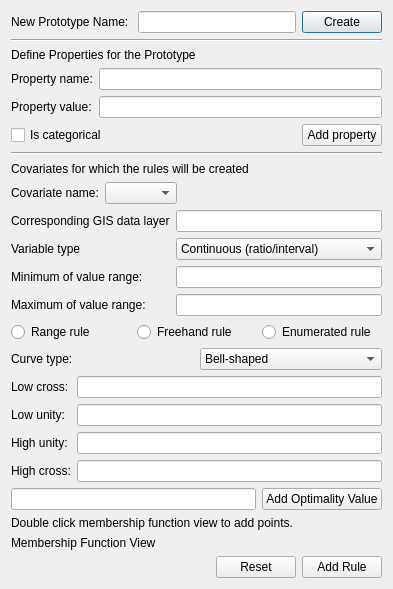
Above: addrule.ui from lreis2415/iSoLIM before the change. Below: the same form after it.
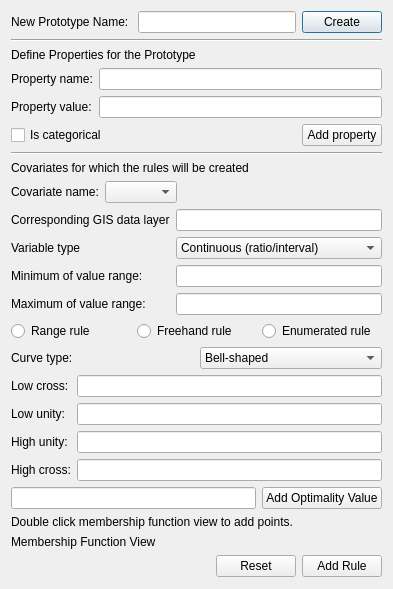
That is the form after the change.

Diff of the .ui file:
```diff
--- a/addrule.ui
+++ b/addrule.ui
@@ -369,6 +369,19 @@
      </item>
     </layout>
    </item>
+   <item>
+    <spacer name="verticalSpacer">
+     <property name="orientation">
+      <enum>Qt::Vertical</enum>
+     </property>
+     <property name="sizeHint" stdset="0">
+      <size>
+       <width>20</width>
+       <height>40</height>
+      </size>
+     </property>
+    </spacer>
+   </item>
   </layout>
  </widget>
  <resources/>
```
